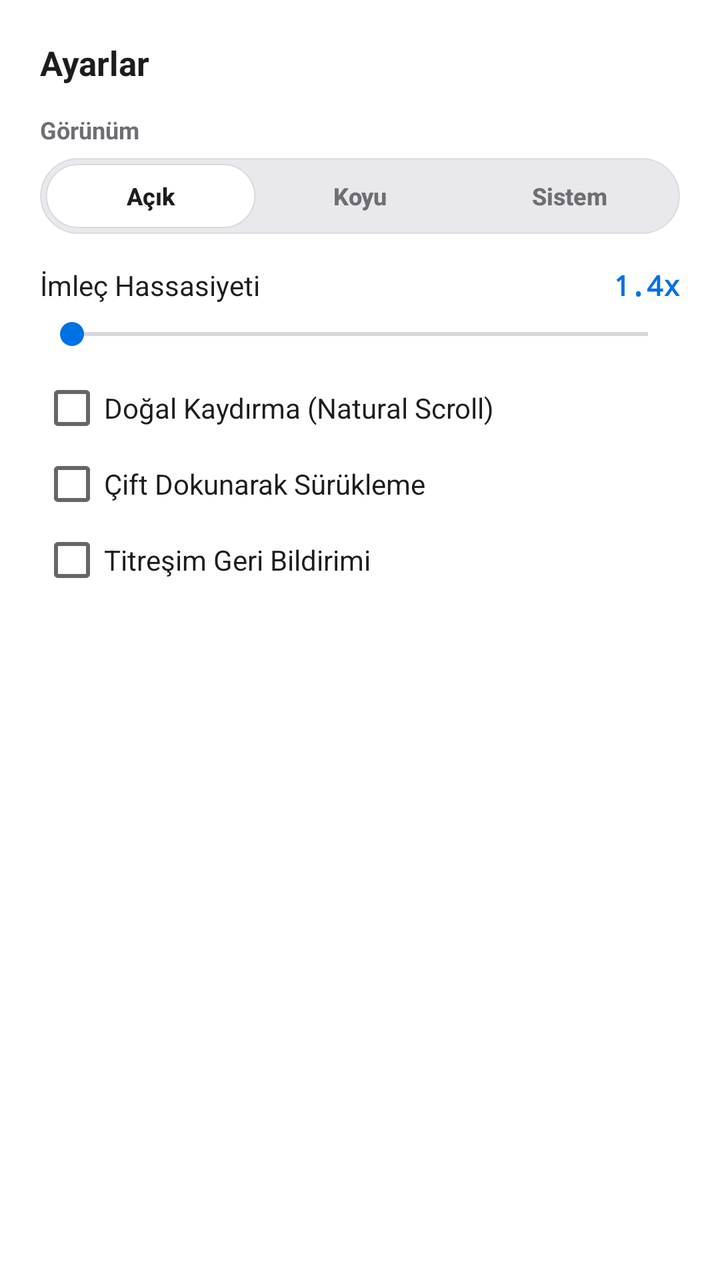
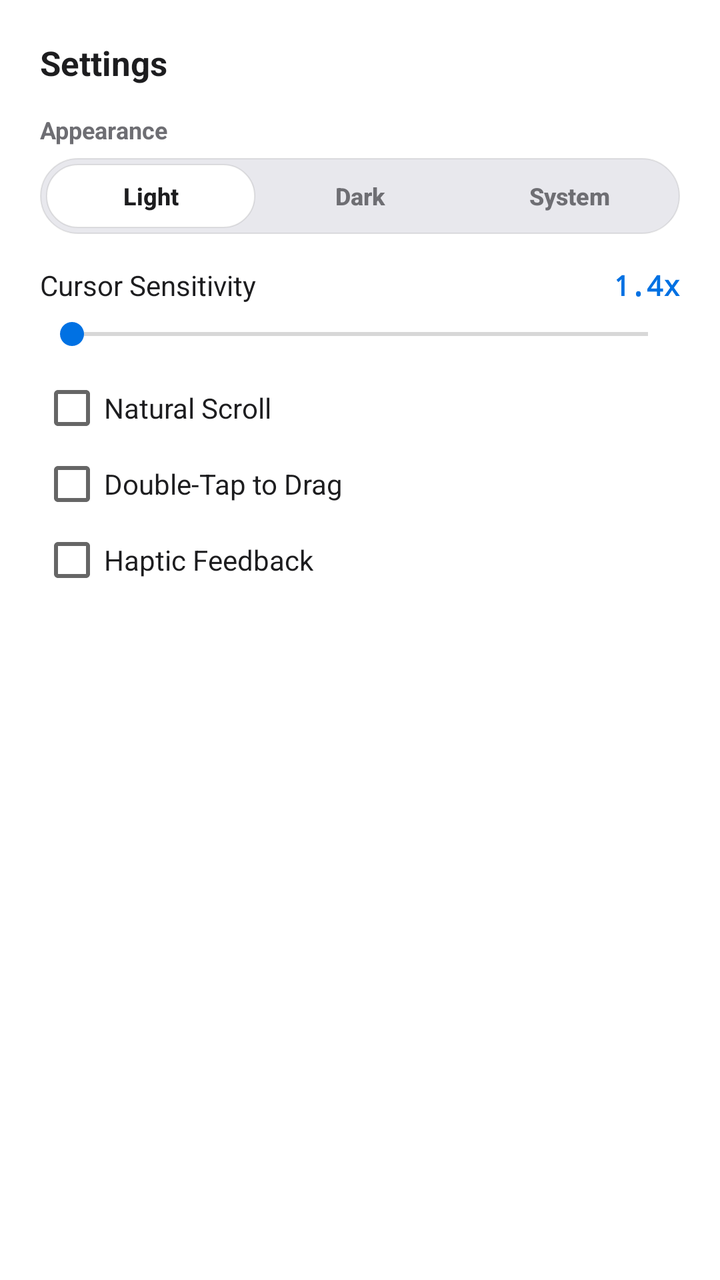

Screens rendered from an Android XML layout before and after an edit, with the pre-edit source and the edit as a unified diff.
<!-- AndroidManifest.xml: application theme Theme.RemotePCPlus -->
<!-- res/layout/dialog_settings.xml -->
<?xml version="1.0" encoding="utf-8"?>
<LinearLayout xmlns:android="http://schemas.android.com/apk/res/android"
    android:layout_width="match_parent"
    android:layout_height="wrap_content"
    android:background="@color/surface_card"
    android:orientation="vertical"
    android:padding="20dp">

    <TextView
        android:layout_width="wrap_content"
        android:layout_height="wrap_content"
        android:text="Ayarlar"
        android:textColor="@color/ink_primary"
        android:textSize="17sp"
        android:textStyle="bold" />

    
    <TextView
        android:layout_width="wrap_content"
        android:layout_height="wrap_content"
        android:layout_marginTop="14dp"
        android:text="Görünüm"
        android:textColor="@color/ink_secondary"
        android:textSize="12sp"
        android:textStyle="bold" />

    <LinearLayout
        android:layout_width="match_parent"
        android:layout_height="38dp"
        android:layout_marginTop="6dp"
        android:background="@drawable/bg_pill"
        android:orientation="horizontal"
        android:padding="3dp">

        <Button
            android:id="@+id/btnThemeLight"
            android:layout_width="0dp"
            android:layout_height="match_parent"
            android:layout_weight="1"
            android:background="@drawable/bg_tab_active"
            android:minHeight="0dp"
            android:text="Açık"
            android:textAllCaps="false"
            android:textColor="@color/ink_primary"
            android:textSize="12sp"
            android:textStyle="bold" />

        <Button
            android:id="@+id/btnThemeDark"
            android:layout_width="0dp"
            android:layout_height="match_parent"
            android:layout_weight="1"
            android:background="@drawable/bg_tab_idle"
            android:minHeight="0dp"
            android:text="Koyu"
            android:textAllCaps="false"
            android:textColor="@color/ink_secondary"
            android:textSize="12sp"
            android:textStyle="bold" />

        <Button
            android:id="@+id/btnThemeSystem"
            android:layout_width="0dp"
            android:layout_height="match_parent"
            android:layout_weight="1"
            android:background="@drawable/bg_tab_idle"
            android:minHeight="0dp"
            android:text="Sistem"
            android:textAllCaps="false"
            android:textColor="@color/ink_secondary"
            android:textSize="12sp"
            android:textStyle="bold" />
    </LinearLayout>

    <LinearLayout
        android:layout_width="match_parent"
        android:layout_height="wrap_content"
        android:layout_marginTop="16dp"
        android:orientation="horizontal">

        <TextView
            android:layout_width="0dp"
            android:layout_height="wrap_content"
            android:layout_weight="1"
            android:text="İmleç Hassasiyeti"
            android:textColor="@color/ink_primary"
            android:textSize="14sp" />

        <TextView
            android:id="@+id/tvSensValue"
            android:layout_width="wrap_content"
            android:layout_height="wrap_content"
            android:fontFamily="monospace"
            android:text="1.4x"
            android:textColor="@color/accent_blue"
            android:textSize="14sp"
            android:textStyle="bold" />
    </LinearLayout>

    <SeekBar
        android:id="@+id/seekSens"
        android:layout_width="match_parent"
        android:layout_height="wrap_content"
        android:layout_marginTop="6dp" />

    <CheckBox
        android:id="@+id/chkNaturalScroll"
        android:layout_width="match_parent"
        android:layout_height="wrap_content"
        android:layout_marginTop="12dp"
        android:text="Doğal Kaydırma (Natural Scroll)"
        android:textColor="@color/ink_primary"
        android:textSize="14sp" />

    <CheckBox
        android:id="@+id/chkDoubleTapDrag"
        android:layout_width="match_parent"
        android:layout_height="wrap_content"
        android:layout_marginTop="6dp"
        android:text="Çift Dokunarak Sürükleme"
        android:textColor="@color/ink_primary"
        android:textSize="14sp" />

    <CheckBox
        android:id="@+id/chkHaptics"
        android:layout_width="match_parent"
        android:layout_height="wrap_content"
        android:layout_marginTop="6dp"
        android:text="Titreşim Geri Bildirimi"
        android:textColor="@color/ink_primary"
        android:textSize="14sp" />
</LinearLayout>
<!-- resources referenced by this layout -->
<resources>
  <color name="accent_blue">#0071E3</color>
  <color name="ink_primary">#1D1D1F</color>
  <color name="ink_secondary">#6E6E73</color>
  <color name="surface_card">#FFFFFF</color>
  <!-- drawable bg_pill (drawable) -->
  <?xml version="1.0" encoding="utf-8"?>
  <shape xmlns:android="http://schemas.android.com/apk/res/android" android:shape="rectangle">
      <solid android:color="@color/surface_pill" />
      <stroke android:width="0.5dp" android:color="@color/border_hairline" />
      <corners android:radius="20dp" />
  </shape>
  <!-- drawable bg_tab_active (drawable) -->
  <?xml version="1.0" encoding="utf-8"?>
  <shape xmlns:android="http://schemas.android.com/apk/res/android" android:shape="rectangle">
      <solid android:color="@color/surface_tab_active" />
      <stroke android:width="0.5dp" android:color="@color/border_hairline" />
      <corners android:radius="16dp" />
  </shape>
  <!-- drawable bg_tab_idle (drawable) -->
  <?xml version="1.0" encoding="utf-8"?>
  <shape xmlns:android="http://schemas.android.com/apk/res/android" android:shape="rectangle">
      <solid android:color="@android:color/transparent" />
      <corners android:radius="16dp" />
  </shape>
  <style name="Theme.RemotePCPlus" parent="Theme.AppCompat.DayNight.NoActionBar">
          <item name="android:windowBackground">@color/bg_canvas</item>
          <item name="android:statusBarColor">@color/bg_canvas</item>
          <item name="android:navigationBarColor">@color/bg_canvas</item>
          <item name="android:windowLightStatusBar">true</item>
          <item name="colorAccent">@color/accent_blue</item>
      </style>
  <color name="surface_pill">#E8E8ED</color>
  <color name="border_hairline">#18000000</color>
  <color name="surface_tab_active">#FFFFFF</color>
  <color name="bg_canvas">#F5F5F7</color>
</resources>

<!-- the commit's change to res/layout/dialog_settings.xml (unified diff, before → after) -->
@@ -9,17 +9,16 @@
     <TextView
         android:layout_width="wrap_content"
         android:layout_height="wrap_content"
-        android:text="Ayarlar"
+        android:text="@string/settings"
         android:textColor="@color/ink_primary"
         android:textSize="17sp"
         android:textStyle="bold" />
 
-    
     <TextView
         android:layout_width="wrap_content"
         android:layout_height="wrap_content"
         android:layout_marginTop="14dp"
-        android:text="Görünüm"
+        android:text="@string/appearance"
         android:textColor="@color/ink_secondary"
         android:textSize="12sp"
         android:textStyle="bold" />
@@ -39,7 +38,7 @@
             android:layout_weight="1"
             android:background="@drawable/bg_tab_active"
             android:minHeight="0dp"
-            android:text="Açık"
+            android:text="@string/theme_light"
             android:textAllCaps="false"
             android:textColor="@color/ink_primary"
             android:textSize="12sp"
@@ -52,7 +51,7 @@
             android:layout_weight="1"
             android:background="@drawable/bg_tab_idle"
             android:minHeight="0dp"
-            android:text="Koyu"
+            android:text="@string/theme_dark"
             android:textAllCaps="false"
             android:textColor="@color/ink_secondary"
             android:textSize="12sp"
@@ -65,7 +64,7 @@
             android:layout_weight="1"
             android:background="@drawable/bg_tab_idle"
             android:minHeight="0dp"
-            android:text="Sistem"
+            android:text="@string/theme_system"
             android:textAllCaps="false"
             android:textColor="@color/ink_secondary"
             android:textSize="12sp"
@@ -82,7 +81,7 @@
             android:layout_width="0dp"
             android:layout_height="wrap_content"
             android:layout_weight="1"
-            android:text="İmleç Hassasiyeti"
+            android:text="@string/sensitivity"
             android:textColor="@color/ink_primary"
             android:textSize="14sp" />
 
@@ -108,7 +107,7 @@
         android:layout_width="match_parent"
         android:layout_height="wrap_content"
         android:layout_marginTop="12dp"
-        android:text="Doğal Kaydırma (Natural Scroll)"
+        android:text="@string/natural_scroll"
         android:textColor="@color/ink_primary"
         android:textSize="14sp" />
 
@@ -117,7 +116,7 @@
         android:layout_width="match_parent"
         android:layout_height="wrap_content"
         android:layout_marginTop="6dp"
-        android:text="Çift Dokunarak Sürükleme"
+        android:text="@string/double_tap_drag"
         android:textColor="@color/ink_primary"
         android:textSize="14sp" />
 
@@ -126,7 +125,7 @@
         android:layout_width="match_parent"
         android:layout_height="wrap_content"
         android:layout_marginTop="6dp"
-        android:text="Titreşim Geri Bildirimi"
+        android:text="@string/haptics"
         android:textColor="@color/ink_primary"
         android:textSize="14sp" />
 </LinearLayout>
<!-- resource entries referenced after the edit -->
@@ -24,6 +24,15 @@
       <solid android:color="@android:color/transparent" />
       <corners android:radius="16dp" />
   </shape>
+  <string name="appearance">Appearance</string>
+  <string name="double_tap_drag">Double-Tap to Drag</string>
+  <string name="haptics">Haptic Feedback</string>
+  <string name="natural_scroll">Natural Scroll</string>
+  <string name="sensitivity">Cursor Sensitivity</string>
+  <string name="settings">Settings</string>
+  <string name="theme_dark">Dark</string>
+  <string name="theme_light">Light</string>
+  <string name="theme_system">System</string>
   <style name="Theme.RemotePCPlus" parent="Theme.AppCompat.DayNight.NoActionBar">
           <item name="android:windowBackground">@color/bg_canvas</item>
           <item name="android:statusBarColor">@color/bg_canvas</item>
